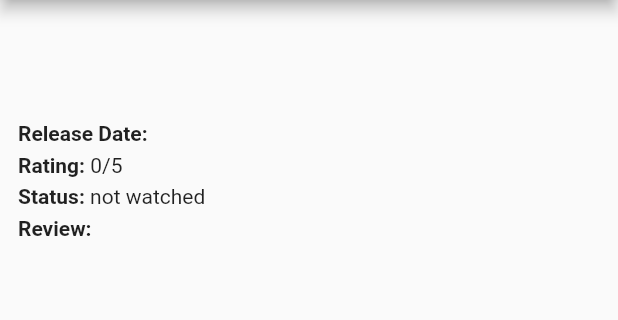
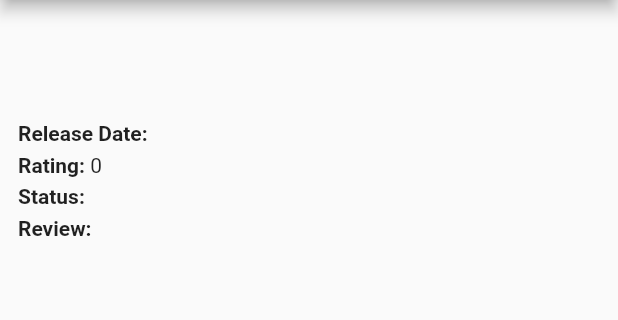
Before and after one commit to alizhasubianto/pbp-flutter-lab, a Flutter app: the MyWatchListDetail screen opened directly with empty values, on a phone screen of 412 x 824 dp, the part 84-404 px from its top. Run offline on Flutter 3.47's test engine with Material 2 defaults, Android fonts, the phone set to English and light mode, and no system bars; network calls fail.

Commit message:
tugas 9 rev 1

```diff
--- a/lib/pages/mywatchlist/mywatchlist.dart
+++ b/lib/pages/mywatchlist/mywatchlist.dart
@@ -58,14 +58,6 @@ class _MyWatchListPageState extends State<MyWatchListPage> {
                                 fontSize: 18.0,
                               ),
                             ),
-                            trailing: Checkbox(
-                              value: snapshot.data![index].fields.watched,
-                              onChanged: (bool? value) {
-                                setState(() {
-                                  snapshot.data![index].fields.watched = value!;
-                                });
-                              },
-                            ),
                             onTap: () {
                               Navigator.push(
                                 context,
--- a/lib/pages/mywatchlist/mywatchlist_detail.dart
+++ b/lib/pages/mywatchlist/mywatchlist_detail.dart
@@ -32,7 +32,7 @@ class MyWatchListDetail extends StatelessWidget {
                   children: [
                     const Text('Release Date: ',
                         style: TextStyle(fontWeight: FontWeight.bold)),
-                    Text(mwl.fields.releaseDate),
+                    Text('${mwl.fields.releaseDate}'),
                   ],
                 ),
                 const SizedBox(height: 5),
@@ -40,7 +40,7 @@ class MyWatchListDetail extends StatelessWidget {
                   children: [
                     const Text('Rating: ',
                         style: TextStyle(fontWeight: FontWeight.bold)),
-                    Text('${mwl.fields.rating}/5'),
+                    Text('${mwl.fields.rating}'),
                   ],
                 ),
                 const SizedBox(height: 5),
@@ -48,7 +48,7 @@ class MyWatchListDetail extends StatelessWidget {
                   children: [
                     const Text('Status: ',
                         style: TextStyle(fontWeight: FontWeight.bold)),
-                    Text(mwl.fields.watched == "Yes" ? 'watched' : 'not watched'),
+                    Text('${mwl.fields.watched}'),
                   ],
                 ),
                 const SizedBox(height: 5),
@@ -59,7 +59,7 @@ class MyWatchListDetail extends StatelessWidget {
                     children: [
                       const Text('Review: ',
                           style: TextStyle(fontWeight: FontWeight.bold)),
-                      Text(mwl.fields.review),
+                      Text('${mwl.fields.review}'),
                     ],
                   ),
                 ),
```
